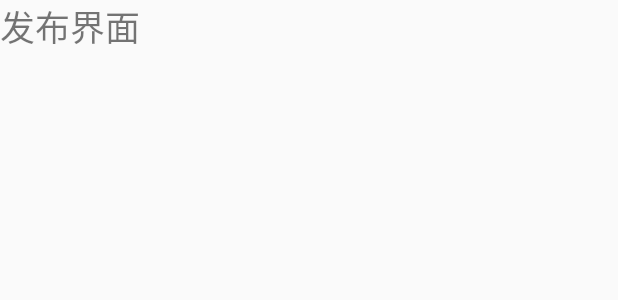
After one commit to haikelei/Android-liuzhi, an Android app: the layout activity_issue_column.xml on its own in the app's theme, with its tools: preview values and no code run, on a phone screen of 412 x 824 dp. The commit adds this screen. Shown: the top 300 px of the screen. Run offline under Robolectric (Android 15) with nearby library versions, the phone set to English and light mode, and no system bars.

```diff
--- a/app/build.gradle
+++ b/app/build.gradle
@@ -16,10 +16,11 @@ android {
             proguardFiles getDefaultProguardFile('proguard-android.txt'), 'proguard-rules.pro'
         }
     }
+    buildToolsVersion '26.0.2'
 }
 
 dependencies {
-    implementation fileTree(dir: 'libs', include: ['*.jar'])
+    implementation fileTree(include: ['*.jar'], dir: 'libs')
     implementation 'com.android.support:appcompat-v7:27.1.1'
     implementation 'com.android.support:design:27.1.1'
     implementation 'com.android.support.constraint:constraint-layout:1.0.2'
@@ -29,4 +30,6 @@ dependencies {
     compile 'com.jakewharton:butterknife:8.6.0'
     annotationProcessor 'com.jakewharton:butterknife-compiler:8.6.0'
     implementation 'com.flyco.tablayout:FlycoTabLayout_Lib:2.1.2@aar'
+    /*图片视频三方库*/
+    implementation 'com.github.LuckSiege.PictureSelector:picture_library:v2.2.3'
 }
--- a/app/src/main/AndroidManifest.xml
+++ b/app/src/main/AndroidManifest.xml
@@ -21,6 +21,9 @@
             android:name="com.hykj.liuzhi.androidcomponents.ui.activity.DetailVideoActivity"
             android:configChanges="orientation|screenSize|keyboardHidden"
             android:screenOrientation="portrait" />
+        <activity android:name=".androidcomponents.ui.activity.IssueClumnActivity"
+            android:configChanges="orientation|screenSize|keyboardHidden"
+            android:screenOrientation="portrait"/>
     </application>
 
 </manifest>
--- a/app/src/main/java/com/hykj/liuzhi/androidcomponents/ui/activity/BaseActivity.java
+++ b/app/src/main/java/com/hykj/liuzhi/androidcomponents/ui/activity/BaseActivity.java
@@ -7,7 +7,5 @@ import android.support.v7.app.AppCompatActivity;
  * @date: 2018/9/28
  * @describe:
  */
-
-
 public class BaseActivity extends AppCompatActivity {
 }
--- a/app/src/main/java/com/hykj/liuzhi/androidcomponents/ui/bottomnavigation/BottomNavigationView.java
+++ b/app/src/main/java/com/hykj/liuzhi/androidcomponents/ui/bottomnavigation/BottomNavigationView.java
@@ -121,6 +121,12 @@ public class BottomNavigationView extends RelativeLayout {
                 listener.onClick(1);
                 break;
             case R.id.iv2:
+//                iv0.setSelected(false);
+//                iv1.setSelected(false);
+//                iv2.setSelected(true);
+//                iv3.setSelected(false);
+//                iv4.setSelected(false);
+//                changeTab(2);
                 listener.onClick(2);
                 break;
             case R.id.iv3:
--- /dev/null
+++ b/app/src/main/res/layout/activity_issue_column.xml
@@ -0,0 +1,11 @@
+<?xml version="1.0" encoding="utf-8"?>
+<LinearLayout xmlns:android="http://schemas.android.com/apk/res/android"
+    android:orientation="vertical" android:layout_width="match_parent"
+    android:layout_height="match_parent">
+
+    <TextView
+        android:text="发布界面"
+        android:textSize="23sp"
+        android:layout_width="wrap_content"
+        android:layout_height="wrap_content" />
+</LinearLayout>
--- a/build.gradle
+++ b/build.gradle
@@ -18,6 +18,7 @@ allprojects {
     repositories {
         google()
         jcenter()
+        maven { url 'https://jitpack.io' }
     }
 }
 
```
Also changed, not shown: app/src/main/java/com/hykj/liuzhi/androidcomponents/MainActivity.java (+39 -2 lines), app/src/main/java/com/hykj/liuzhi/androidcomponents/ui/activity/IssueClumnActivity.java (added, +18 -0 lines), 78 other files.
